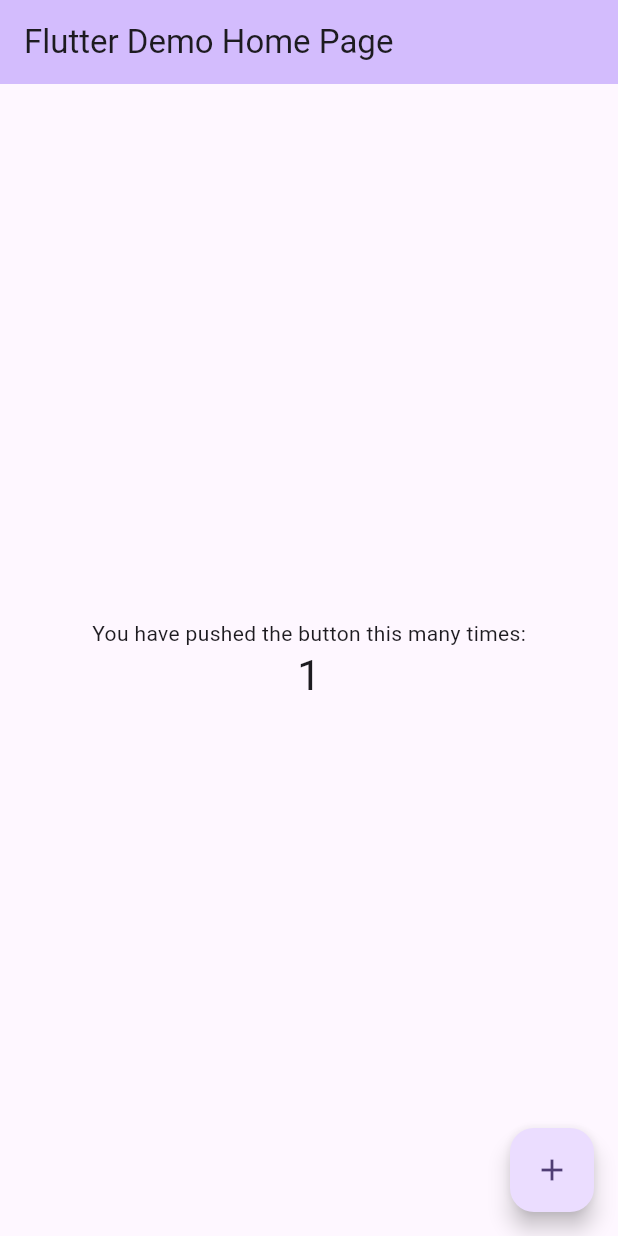
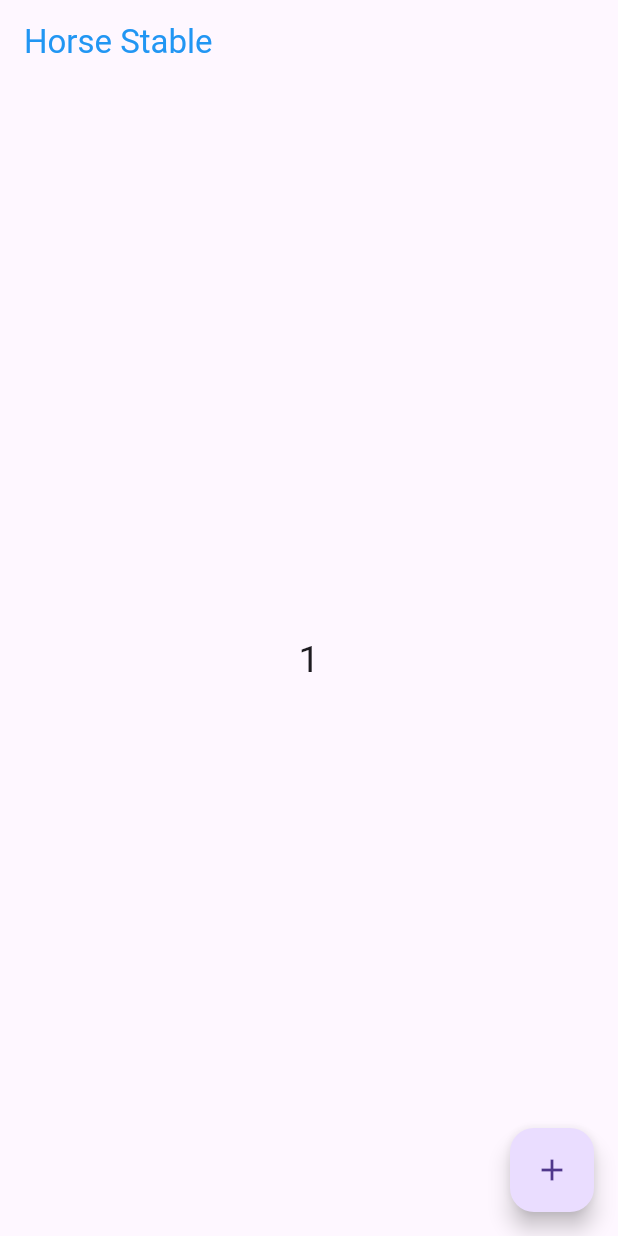
Before and after one commit to hmoodaps/hours_stable, a Flutter app: the screen it shows after launch, after a tap on the "add" icon, on a phone screen of 412 x 824 dp. Run offline on Flutter 3.47's test engine with Material 3 defaults, Android fonts, the phone set to English and light mode, and no system bars; our stand-ins replace firebase_core, flutter_bloc; accounts and stored records are empty.

```diff
--- /dev/null
+++ b/devtools_options.yaml
@@ -0,0 +1,3 @@
+description: This file stores settings for Dart & Flutter DevTools.
+documentation: https://docs.flutter.dev/tools/devtools/extensions#configure-extension-enablement-states
+extensions:
--- /dev/null
+++ b/lib/app/my_app/my_app.dart
@@ -0,0 +1,68 @@
+import 'package:flutter/material.dart';
+import 'package:flutter_bloc/flutter_bloc.dart';
+import 'package:hours_stable/presentation/stable_bloc/app_state.dart';
+import 'package:hours_stable/presentation/stable_bloc/stable_bloc.dart';
+
+import '../../presentation/stable_bloc/app_events.dart';
+
+class MyApp extends StatefulWidget {
+  const MyApp._internal();
+
+  static const MyApp _app = MyApp._internal();
+
+  factory MyApp() => _app;
+
+  @override
+  State<MyApp> createState() => _MyAppState();
+}
+
+class _MyAppState extends State<MyApp> {
+
+
+
+  @override
+  Widget build(BuildContext context) {
+    return BlocProvider(
+      create: (context) => StableBloc(),
+      child: MaterialApp(
+        home: MyApplication(),
+      ),
+    );
+  }
+}
+
+class MyApplication extends StatefulWidget {
+  const MyApplication({super.key});
+
+  @override
+  State<MyApplication> createState() => _MyApplicationState();
+}
+
+class _MyApplicationState extends State<MyApplication> {
+  int x = 0;
+  @override
+  Widget build(BuildContext context) {
+   StableBloc bloc =  StableBloc.get(context);
+    return BlocBuilder<StableBloc, AppStates>(
+      builder: (context, state) => Scaffold(
+        appBar: AppBar(
+          foregroundColor: Colors.blue,
+          title: Text('Horse Stable'),
+        ),
+        floatingActionButton: FloatingActionButton(
+          onPressed: () {
+              x++ ;
+              bloc.add(IncreaseNumberEvent());
+          },
+          child: Icon(Icons.add),
+        ),
+        body: Center(
+          child: Text(
+            '$x',
+            style: TextStyle(fontSize: 25),
+          ),
+        ),
+      ),
+    );
+  }
+}
--- a/lib/main.dart
+++ b/lib/main.dart
@@ -1,125 +1,13 @@
+import 'package:firebase_core/firebase_core.dart';
 import 'package:flutter/material.dart';
 
-void main() {
-  runApp(const MyApp());
+import 'app/my_app/my_app.dart';
+import 'firebase_options.dart';
+
+void main() async {
+  WidgetsFlutterBinding.ensureInitialized();
+  await Firebase.initializeApp(
+    options: DefaultFirebaseOptions.currentPlatform,
+  );
+   runApp(MyApp());
 }
-
-class MyApp extends StatelessWidget {
-  const MyApp({super.key});
-
-  // This widget is the root of your application.
-  @override
-  Widget build(BuildContext context) {
-    return MaterialApp(
-      title: 'Flutter Demo',
-      theme: ThemeData(
-        // This is the theme of your application.
-        //
-        // TRY THIS: Try running your application with "flutter run". You'll see
-        // the application has a purple toolbar. Then, without quitting the app,
-        // try changing the seedColor in the colorScheme below to Colors.green
-        // and then invoke "hot reload" (save your changes or press the "hot
-        // reload" button in a Flutter-supported IDE, or press "r" if you used
-        // the command line to start the app).
-        //
-        // Notice that the counter didn't reset back to zero; the application
-        // state is not lost during the reload. To reset the state, use hot
-        // restart instead.
-        //
-        // This works for code too, not just values: Most code changes can be
-        // tested with just a hot reload.
-        colorScheme: ColorScheme.fromSeed(seedColor: Colors.deepPurple),
-        useMaterial3: true,
-      ),
-      home: const MyHomePage(title: 'Flutter Demo Home Page'),
-    );
-  }
-}
-
-class MyHomePage extends StatefulWidget {
-  const MyHomePage({super.key, required this.title});
-
-  // This widget is the home page of your application. It is stateful, meaning
-  // that it has a State object (defined below) that contains fields that affect
-  // how it looks.
-
-  // This class is the configuration for the state. It holds the values (in this
-  // case the title) provided by the parent (in this case the App widget) and
-  // used by the build method of the State. Fields in a Widget subclass are
-  // always marked "final".
-
-  final String title;
-
-  @override
-  State<MyHomePage> createState() => _MyHomePageState();
-}
-
-class _MyHomePageState extends State<MyHomePage> {
-  int _counter = 0;
-
-  void _incrementCounter() {
-    setState(() {
-      // This call to setState tells the Flutter framework that something has
-      // changed in this State, which causes it to rerun the build method below
-      // so that the display can reflect the updated values. If we changed
-      // _counter without calling setState(), then the build method would not be
-      // called again, and so nothing would appear to happen.
-      _counter++;
-    });
-  }
-
-  @override
-  Widget build(BuildContext context) {
-    // This method is rerun every time setState is called, for instance as done
-    // by the _incrementCounter method above.
-    //
-    // The Flutter framework has been optimized to make rerunning build methods
-    // fast, so that you can just rebuild anything that needs updating rather
-    // than having to individually change instances of widgets.
-    return Scaffold(
-      appBar: AppBar(
-        // TRY THIS: Try changing the color here to a specific color (to
-        // Colors.amber, perhaps?) and trigger a hot reload to see the AppBar
-        // change color while the other colors stay the same.
-        backgroundColor: Theme.of(context).colorScheme.inversePrimary,
-        // Here we take the value from the MyHomePage object that was created by
-        // the App.build method, and use it to set our appbar title.
-        title: Text(widget.title),
-      ),
-      body: Center(
-        // Center is a layout widget. It takes a single child and positions it
-        // in the middle of the parent.
-        child: Column(
-          // Column is also a layout widget. It takes a list of children and
-          // arranges them vertically. By default, it sizes itself to fit its
-          // children horizontally, and tries to be as tall as its parent.
-          //
-          // Column has various properties to control how it sizes itself and
-          // how it positions its children. Here we use mainAxisAlignment to
-          // center the children vertically; the main axis here is the vertical
-          // axis because Columns are vertical (the cross axis would be
-          // horizontal).
-          //
-          // TRY THIS: Invoke "debug painting" (choose the "Toggle Debug Paint"
-          // action in the IDE, or press "p" in the console), to see the
-          // wireframe for each widget.
-          mainAxisAlignment: MainAxisAlignment.center,
-          children: <Widget>[
-            const Text(
-              'You have pushed the button this many times:',
-            ),
-            Text(
-              '$_counter',
-              style: Theme.of(context).textTheme.headlineMedium,
-            ),
-          ],
-        ),
-      ),
-      floatingActionButton: FloatingActionButton(
-        onPressed: _incrementCounter,
-        tooltip: 'Increment',
-        child: const Icon(Icons.add),
-      ), // This trailing comma makes auto-formatting nicer for build methods.
-    );
-  }
-}
--- /dev/null
+++ b/lib/presentation/base_view_model/base_view_model.dart
@@ -0,0 +1,4 @@
+abstract class BaseModelView {
+  initClass();
+  dispose();
+}
--- /dev/null
+++ b/lib/presentation/stable_bloc/app_events.dart
@@ -0,0 +1,2 @@
+abstract class AppEvents{}
+class IncreaseNumberEvent extends AppEvents {}
--- /dev/null
+++ b/lib/presentation/stable_bloc/app_state.dart
@@ -0,0 +1,4 @@
+abstract class AppStates {}
+
+class InitState extends AppStates {}
+class IncreaseNumberState extends AppStates {}
--- /dev/null
+++ b/lib/presentation/stable_bloc/stable_bloc.dart
@@ -0,0 +1,18 @@
+import 'package:flutter_bloc/flutter_bloc.dart';
+import 'package:hours_stable/presentation/stable_bloc/app_events.dart';
+import 'package:hours_stable/presentation/stable_bloc/app_state.dart';
+
+class StableBloc extends Bloc<AppEvents, AppStates> {
+  static StableBloc get(context) => BlocProvider.of<StableBloc>(context);
+
+  StableBloc() : super(InitState()) {
+    on<IncreaseNumberEvent>(_onIncreaseNumberEvent);
+
+  }
+
+
+  _onIncreaseNumberEvent(IncreaseNumberEvent event, Emitter<AppStates> emit){
+    emit(IncreaseNumberState());
+  }
+
+}
--- a/pubspec.yaml
+++ b/pubspec.yaml
@@ -34,6 +34,10 @@ dependencies:
   # The following adds the Cupertino Icons font to your application.
   # Use with the CupertinoIcons class for iOS style icons.
   cupertino_icons: ^1.0.8
+  firebase_core: ^3.9.0
+  firebase_auth: ^5.3.4
+  cloud_firestore: ^5.6.0
+  flutter_bloc: ^8.1.6
 
 dev_dependencies:
   flutter_test:
```
Also changed, not shown: lib/app/constants/size_manager.dart (added, +36 -0 lines), lib/presentation/routes/splash_screen/splash_model_view.dart (added, +16 -0 lines), lib/presentation/routes/splash_screen/splash_route.dart (added, +19 -0 lines), firebase.json (added), lib/firebase_options.dart (added), lib/presentation/routes/splash_screen/splash_functions.dart (added), lib/presentation/routes/splash_screen/splash_widgets.dart (added), pubspec.lock, 6 other files.
